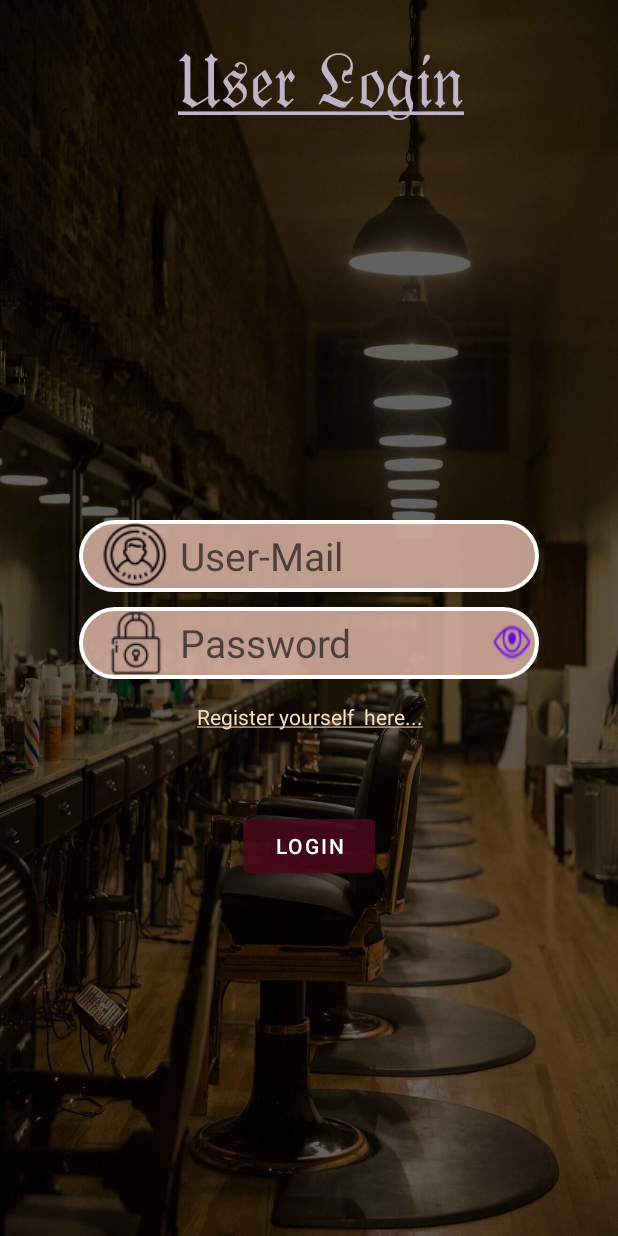
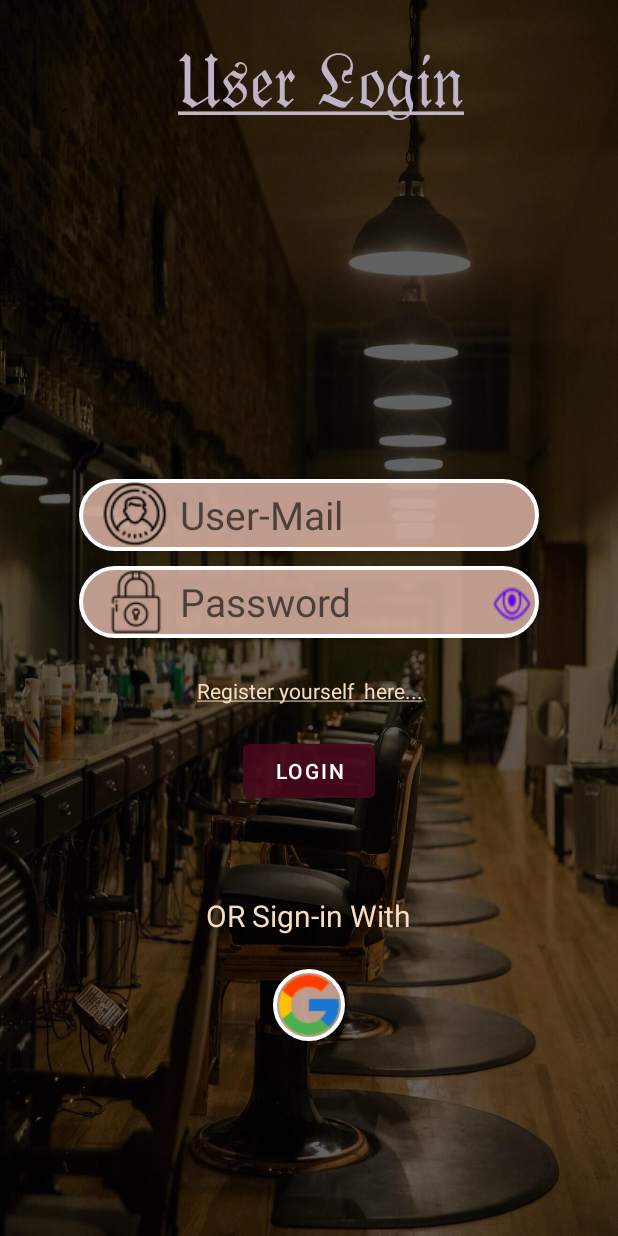
Before and after one commit to Devansh-47/Barbershop, an Android app: the Login screen opened directly, with no data from a screen before it, on a phone screen of 412 x 824 dp. Run offline under Robolectric (Android 15) with nearby library versions, the phone set to English and light mode, and no system bars; our stand-ins replace Firebase (no records; nobody signed in at launch, a user with empty details on screens opened directly); 2 statements that could not run were skipped.

Commit message:
fifth commit

```diff
--- a/app/src/main/java/com/example/barberr/Registration.java
+++ b/app/src/main/java/com/example/barberr/Registration.java
@@ -92,7 +92,8 @@ public class Registration extends AppCompatActivity {
 
                                         String id = Objects.requireNonNull(Objects.requireNonNull(task.getResult()).getUser()).getUid();
 
-                                        user user = new user("default", user_name.getText().toString(), user_mail.getText().toString(), user_password.getText().toString(), user_mobile_no.getText().toString());
+                                        user user = new user("default", user_name.getText().toString(), user_mail.getText().toString(),
+                                                user_password.getText().toString(), user_mobile_no.getText().toString());
                                         database.getReference().child("Users").child(id).setValue(user);
 
                                         Toast.makeText(Registration.this, "User Created Successfully", Toast.LENGTH_SHORT).show();
--- /dev/null
+++ b/app/src/main/res/drawable/ic_baseline_image_search_24.xml
@@ -0,0 +1,5 @@
+<vector android:alpha="0.97" android:height="24dp"
+    android:tint="#020101" android:viewportHeight="24"
+    android:viewportWidth="24" android:width="24dp" xmlns:android="http://schemas.android.com/apk/res/android">
+    <path android:fillColor="@android:color/white" android:pathData="M18,13v7L4,20L4,6h5.02c0.05,-0.71 0.22,-1.38 0.48,-2L4,4c-1.1,0 -2,0.9 -2,2v14c0,1.1 0.9,2 2,2h14c1.1,0 2,-0.9 2,-2v-5l-2,-2zM16.5,18h-11l2.75,-3.53 1.96,2.36 2.75,-3.54zM19.3,8.89c0.44,-0.7 0.7,-1.51 0.7,-2.39C20,4.01 17.99,2 15.5,2S11,4.01 11,6.5s2.01,4.5 4.49,4.5c0.88,0 1.7,-0.26 2.39,-0.7L21,13.42 22.42,12 19.3,8.89zM15.5,9C14.12,9 13,7.88 13,6.5S14.12,4 15.5,4 18,5.12 18,6.5 16.88,9 15.5,9z"/>
+</vector>
--- a/app/src/main/res/layout/activity_login.xml
+++ b/app/src/main/res/layout/activity_login.xml
@@ -32,6 +32,7 @@
         android:layout_width="wrap_content"
         android:layout_height="wrap_content"
         android:layout_gravity="center"
+        android:layout_marginTop="130dp"
         android:orientation="vertical">
 
         <EditText
@@ -66,10 +67,21 @@
             android:id="@+id/linkforregister"
             android:layout_width="match_parent"
             android:layout_height="wrap_content"
-            android:layout_marginTop="15dp"
+            android:layout_marginTop="25dp"
+            android:layout_marginBottom="20dp"
             android:gravity="center"
             android:text="Register yourself  here..."
             android:textColor="#F6DDBE" />
+
+        <Button
+            android:id="@+id/loginbtn"
+            android:layout_width="wrap_content"
+            android:layout_height="wrap_content"
+            android:layout_gravity="bottom|center_horizontal"
+            android:layout_marginBottom="236dp"
+            android:backgroundTint="#A449091B"
+            android:text="Login" />
+
     </LinearLayout>
 
     <!--    <ImageView-->
@@ -80,14 +92,25 @@
     <!--        android:layout_marginTop="50dp"-->
     <!--        app:srcCompat="@drawable/beardmanlogo" />-->
 
-    <Button
-        android:id="@+id/loginbtn"
+    <TextView
+        android:id="@+id/textView6"
         android:layout_width="wrap_content"
         android:layout_height="wrap_content"
         android:layout_gravity="bottom|center_horizontal"
-        android:layout_marginBottom="236dp"
-        android:backgroundTint="#A449091B"
-        android:text="Login" />
+        android:layout_marginBottom="200dp"
+        android:text="OR Sign-in With"
+        android:textColor="#F6DDBE"
+        android:textSize="20sp" />
+
+    <ImageButton
+        android:id="@+id/googlebtn"
+        android:layout_width="wrap_content"
+        android:layout_height="wrap_content"
+        android:layout_gravity="bottom|center_horizontal"
+        android:layout_marginBottom="130dp"
+        android:background="@drawable/roundcorners"
+        app:srcCompat="@drawable/googleicon"
+        tools:ignore="SpeakableTextPresentCheck" />
 
     <Button
         android:id="@+id/button2"
@@ -95,7 +118,7 @@
         android:layout_height="40dp"
 
         android:layout_gravity="center_vertical|end"
-        android:layout_marginTop="16dp"
+        android:layout_marginTop="-9dp"
         android:layout_marginEnd="58dp"
         android:background="@drawable/eyeicon"
         tools:ignore="SpeakableTextPresentCheck,TouchTargetSizeCheck" />
--- a/app/src/main/res/values/strings.xml
+++ b/app/src/main/res/values/strings.xml
@@ -8,5 +8,8 @@
     <string name="Settings">Settings</string>
     <string name="Logout">Logout</string>
     <string name="Help">Help</string>
-<!--    <string name="default_web_client_id">"186152236574-d497qd22hpan9fe67mjpleau7sg61l86.apps.googleusercontent.com"</string>-->
+    <string name="title_activity_maps">MapsActivity</string>
+    <string name="title_activity_maps2">MapsActivity2</string>
+
+    <!--    <string name="default_web_client_id">"186152236574-d497qd22hpan9fe67mjpleau7sg61l86.apps.googleusercontent.com"</string>-->
 </resources>
```
Also changed, not shown: app/build.gradle (+7 -0 lines), app/src/main/AndroidManifest.xml (+16 -0 lines), app/src/main/java/com/example/barberr/Login.java (+24 -1 lines), app/src/main/java/com/example/barberr/Profilescreen.java (+119 -1 lines), app/src/main/java/com/example/barberr/userdetails/user.java (+15 -6 lines), app/src/main/res/layout/fragment_profilescreen.xml (+10 -0 lines), app/src/main/res/drawable-v24/googleicon.png (added).
